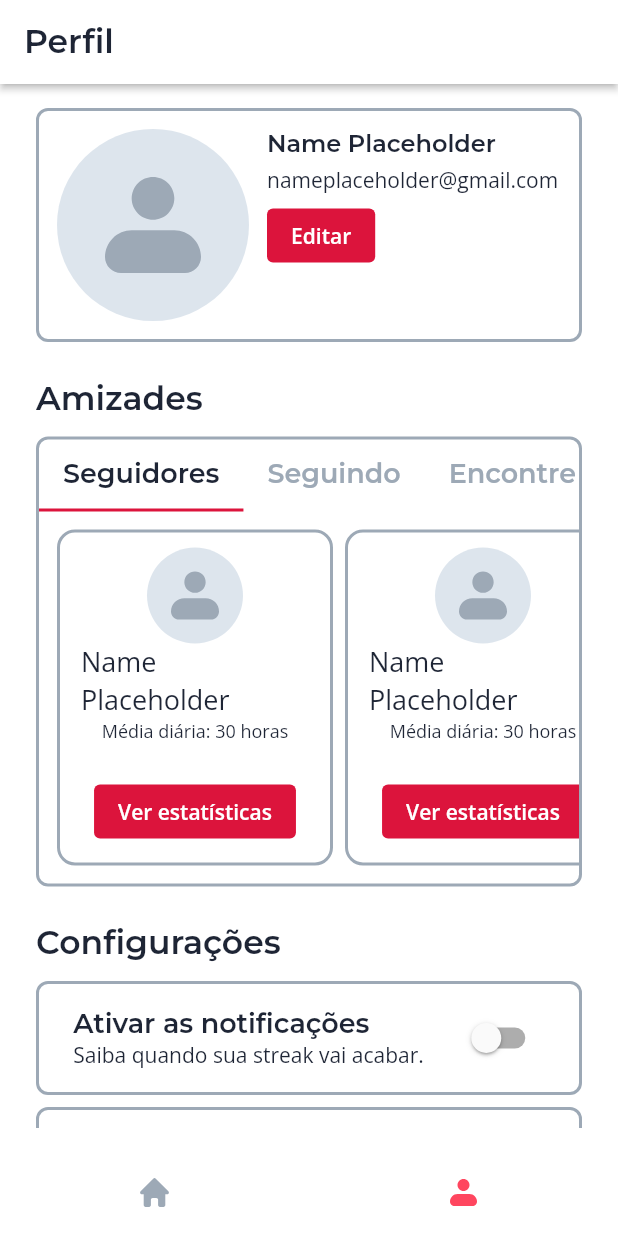
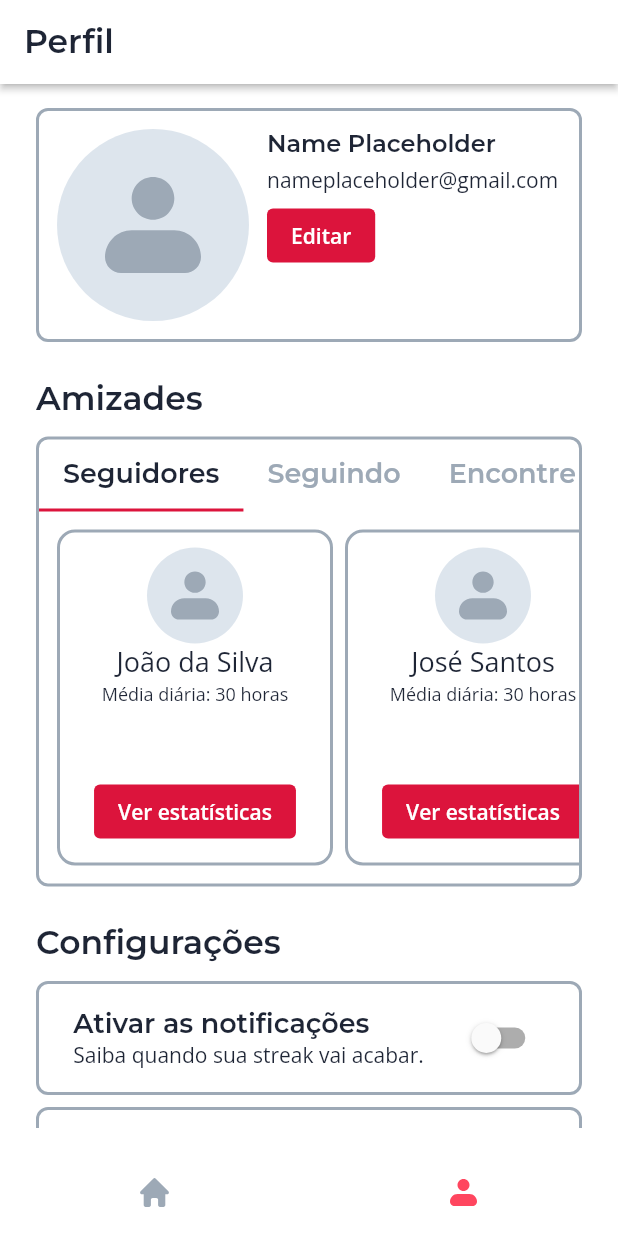
Before and after one commit to Rodrigo-Tei/fluffy-train, a Flutter app: the screen it shows once a user with an empty profile is signed in, item 2 of the bottom bar chosen, on a phone screen of 412 x 824 dp. Run offline on Flutter 3.47's test engine with Material 2 defaults, Android fonts, the phone set to English and light mode, and no system bars; our stand-ins replace animated_text_kit, equatable, firebase_auth, firebase_core, flutter_bloc, flutter_svg and 3 more; accounts and stored records are empty; project files that could hold a hidden picture were left out.

Commit message:
Add integration structure

```diff
--- /dev/null
+++ b/lib/models/friend.dart
@@ -0,0 +1,21 @@
+import 'package:json_annotation/json_annotation.dart';
+
+part 'friend.g.dart';
+
+@JsonSerializable(fieldRename: FieldRename.snake)
+class Friend {
+  Friend(
+    this.name,
+  );
+
+  String name;
+
+  factory Friend.fromJson(Map<String, dynamic> json) => _$FriendFromJson(json);
+
+  Map<String, dynamic> toJson() => _$FriendToJson(this);
+
+  @override
+  String toString() {
+    return 'Friend{name: $name}';
+  }
+}
--- a/lib/modules/profile/bloc/profile_page_bloc.dart
+++ b/lib/modules/profile/bloc/profile_page_bloc.dart
@@ -1,3 +1,4 @@
+import 'package:fluffy_train/models/friend.dart';
 import 'package:fluffy_train/modules/profile/bloc/profile_page_event.dart';
 import 'package:fluffy_train/modules/profile/bloc/profile_page_state.dart';
 import 'package:fluffy_train/repositories/profile_page_repository.dart';
@@ -9,8 +10,8 @@ class ProfilePageBloc extends Bloc<ProfilePageEvent, ProfilePageState> {
   ProfilePageBloc(this.profilePageRepository) : super(ProfilePageLoading()) {
     on<FetchProfilePage>((event, emit) async {
       emit(ProfilePageLoading());
-
-      emit(ProfilePageLoaded());
+      List<Friend> followers = await profilePageRepository.getFollowers();
+      emit(ProfilePageLoaded(followers));
     });
   }
 }
--- a/lib/modules/profile/bloc/profile_page_state.dart
+++ b/lib/modules/profile/bloc/profile_page_state.dart
@@ -1,4 +1,5 @@
 import 'package:equatable/equatable.dart';
+import 'package:fluffy_train/models/friend.dart';
 
 abstract class ProfilePageState extends Equatable {
   final List _props;
@@ -17,8 +18,13 @@ class ProfilePageLoading extends ProfilePageState {
 }
 
 class ProfilePageLoaded extends ProfilePageState {
-  ProfilePageLoaded() : super([]);
+  final List<Friend> followers;
+  ProfilePageLoaded(
+    this.followers,
+  ) : super([
+          followers,
+        ]);
 
   @override
-  String toString() => 'ProfilePageLoaded';
+  String toString() => 'ProfilePageLoaded{followers: $followers}';
 }
--- a/lib/modules/profile/ui/firend_card.dart
+++ b/lib/modules/profile/ui/friend_card.dart
@@ -1,4 +1,5 @@
 import 'package:fluffy_train/commons/text_styles.dart';
+import 'package:fluffy_train/models/friend.dart';
 import 'package:fluffy_train/modules/profile/ui/profile_placeholder.dart';
 import 'package:fluffy_train/theme/colors.dart';
 import 'package:flutter/material.dart';
@@ -6,9 +7,11 @@ import 'package:flutter/material.dart';
 class FriendCard extends StatefulWidget {
   final bool isFirst;
   final bool isLast;
+  final Friend friend;
   const FriendCard(
     this.isFirst,
-    this.isLast, {
+    this.isLast,
+    this.friend, {
     super.key,
   });
 
@@ -20,6 +23,7 @@ class FriendCard extends StatefulWidget {
 class _FriendCardState extends State<FriendCard> {
   bool get isFirst => widget.isFirst;
   bool get isLast => widget.isLast;
+  Friend get friend => widget.friend;
   @override
   Widget build(BuildContext context) {
     return Center(
@@ -66,7 +70,7 @@ class _FriendCardState extends State<FriendCard> {
                         children: [
                           profilePlaceholder(64.0),
                           Text(
-                            'Name Placeholder',
+                            friend.name,
                             style: TextStyles.paragraph1,
                           ),
                           Text(
--- a/lib/modules/profile/ui/profile_page.dart
+++ b/lib/modules/profile/ui/profile_page.dart
@@ -1,9 +1,11 @@
 import 'package:fluffy_train/auth_service.dart';
 import 'package:fluffy_train/common/navbar.dart';
 import 'package:fluffy_train/commons/text_styles.dart';
+import 'package:fluffy_train/models/friend.dart';
 import 'package:fluffy_train/modules/profile/bloc/profile_page_bloc.dart';
+import 'package:fluffy_train/modules/profile/bloc/profile_page_event.dart';
 import 'package:fluffy_train/modules/profile/bloc/profile_page_state.dart';
-import 'package:fluffy_train/modules/profile/ui/firend_card.dart';
+import 'package:fluffy_train/modules/profile/ui/friend_card.dart';
 import 'package:fluffy_train/modules/profile/ui/profile_placeholder.dart';
 import 'package:fluffy_train/theme/colors.dart';
 import 'package:flutter/material.dart';
@@ -18,16 +20,29 @@ class ProfilePage extends StatefulWidget {
 
 @override
 class _ProfilePageState extends State<ProfilePage> {
+  late ProfilePageBloc _profilePageBloc;
+  bool _loading = true;
   bool _enableNotifications = false;
   bool _enableCharacterLines = false;
+  List<Friend> followers = [];
 
   @override
   void initState() {
     super.initState();
+    _profilePageBloc = context.read<ProfilePageBloc>();
+    _profilePageBloc.add(FetchProfilePage());
   }
 
   Future<void> _handleListener(
-      BuildContext context, ProfilePageState state) async {}
+      BuildContext context, ProfilePageState state) async {
+    if (state is ProfilePageLoading) {
+      _loading = true;
+    }
+    if (state is ProfilePageLoaded) {
+      followers = state.followers;
+      _loading = false;
+    }
+  }
 
   BoxDecoration _buildBoxDecoration() {
     return BoxDecoration(
@@ -135,23 +150,35 @@ class _ProfilePageState extends State<ProfilePage> {
                     children: [
                       ListView.builder(
                         scrollDirection: Axis.horizontal,
-                        itemCount: 8,
+                        itemCount: followers.length + 1,
                         itemBuilder: (BuildContext context, int index) {
-                          return FriendCard(index == 0, index == 7);
+                          return FriendCard(
+                            index == 0,
+                            index == followers.length - 1,
+                            followers[index],
+                          );
                         },
                       ),
                       ListView.builder(
                         scrollDirection: Axis.horizontal,
                         itemCount: 2,
                         itemBuilder: (BuildContext context, int index) {
-                          return FriendCard(index == 0, index == 1);
+                          return FriendCard(
+                            index == 0,
+                            index == 1,
+                            followers[index],
+                          );
                         },
                       ),
                       ListView.builder(
                         scrollDirection: Axis.horizontal,
                         itemCount: 5,
                         itemBuilder: (BuildContext context, int index) {
-                          return FriendCard(index == 0, index == 4);
+                          return FriendCard(
+                            index == 0,
+                            index == 4,
+                            followers[index],
+                          );
                         },
                       ),
                     ],
@@ -270,7 +297,9 @@ class _ProfilePageState extends State<ProfilePage> {
       builder: (BuildContext context, ProfilePageState state) {
         return Scaffold(
           appBar: _buildAppbar(),
-          body: SafeArea(
+          body: _loading
+              ? Container()
+              : SafeArea(
                   child: Padding(
                     padding: const EdgeInsets.symmetric(
                       horizontal: 24.0,
--- a/lib/repositories/network/profile_page_requester.dart
+++ b/lib/repositories/network/profile_page_requester.dart
@@ -1 +1,20 @@
-class LessonPageRequester {}
+import 'package:fluffy_train/models/friend.dart';
+
+class ProfilePageRequester {
+  static Future<List<Friend>> getFollowers() {
+    return Future(() => friendsMock);
+  }
+
+  static final List<Friend> friendsMock = [
+    Friend('João da Silva'),
+    Friend('José Santos'),
+    Friend('Antônio Pereira'),
+    Friend('Luiz Souza'),
+    Friend('Pedro Oliveira'),
+    Friend('Maria da Silva'),
+    Friend('Ana Santos'),
+    Friend('Francisca Pereira'),
+    Friend('Adriana Souza'),
+    Friend('Juliana Oliveira'),
+  ];
+}
--- a/lib/repositories/profile_page_repository.dart
+++ b/lib/repositories/profile_page_repository.dart
@@ -1 +1,8 @@
-class ProfilePageRepository {}
+import 'package:fluffy_train/models/friend.dart';
+import 'package:fluffy_train/repositories/network/profile_page_requester.dart';
+
+class ProfilePageRepository {
+  Future<List<Friend>> getFollowers() async {
+    return ProfilePageRequester.getFollowers();
+  }
+}
```
Also changed, not shown: lib/models/friend.g.dart (added). Lines whose indentation alone changed are shown as unchanged.
